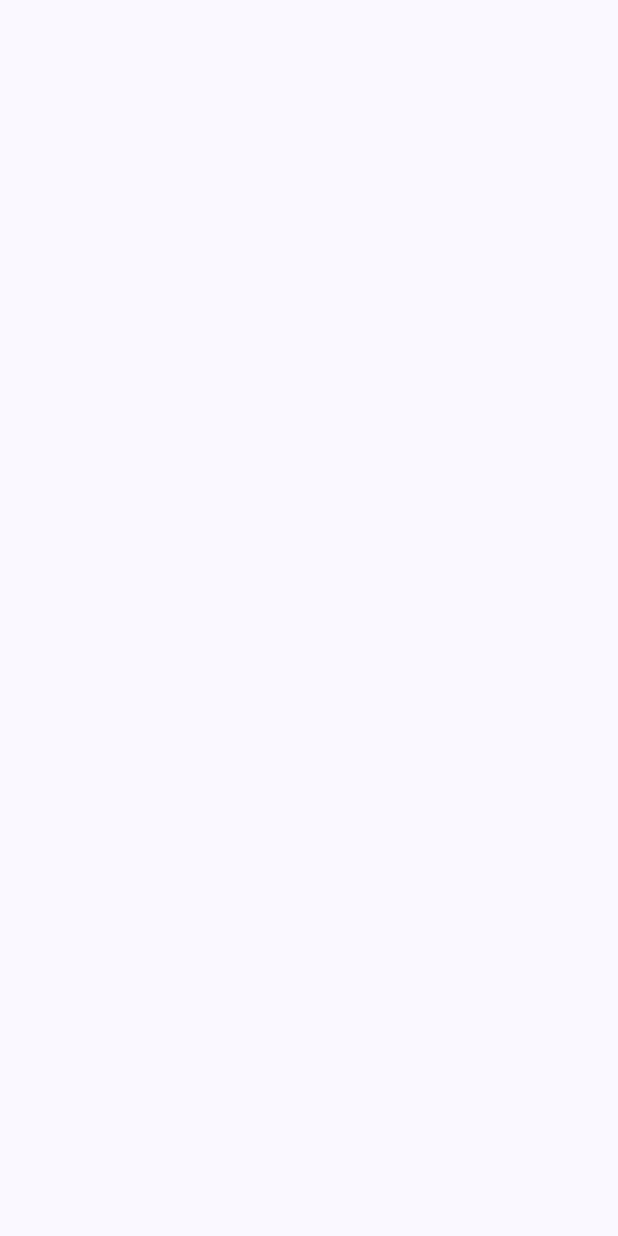
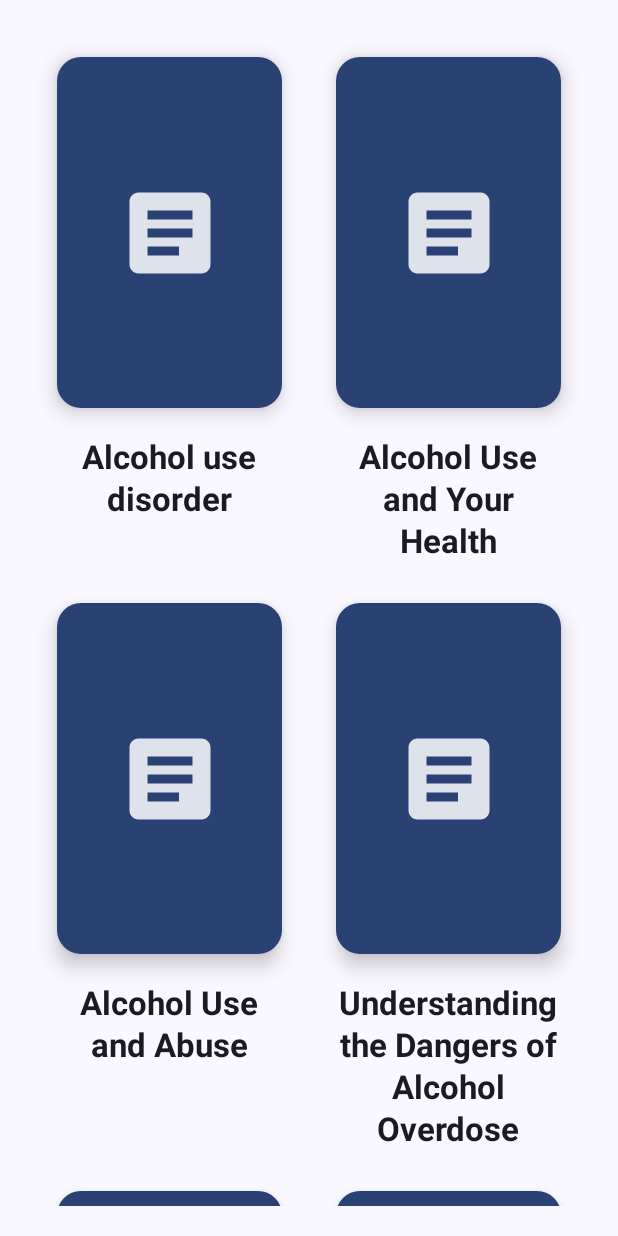
Before and after one commit to alcompilor/aidify, an Android app built with Jetpack Compose: the screen it shows after launch (MainActivity), on a phone screen of 412 x 824 dp. Before the commit the screen is empty. Run offline under Robolectric (Android 15) with nearby library versions, the phone set to English and light mode, and no system bars; 1 statement that could not run was skipped.

Commit message:
Early Commit

```diff
--- a/app/src/main/java/com/example/aidify/Navigator.kt
+++ b/app/src/main/java/com/example/aidify/Navigator.kt
@@ -11,6 +11,8 @@ import androidx.navigation.compose.NavHost
 import androidx.navigation.compose.composable
 import com.example.aidify.models.NavigatorAnimations
 import com.example.aidify.models.Route
+import com.example.aidify.screens.EducationalLibraryScreen
+import com.example.aidify.viewmodels.EducationalLibraryViewModel
 
 @Composable
 fun Navigator(navController: NavHostController, modifier: Modifier = Modifier) {
@@ -18,7 +20,8 @@ fun Navigator(navController: NavHostController, modifier: Modifier = Modifier) {
 
     NavHost(
         navController = navController,
-        startDestination = Route.Welcome.name,
+        startDestination = Route.EducationLibrary.name,
+        //startDestination = Route.Welcome.name,
         modifier = Modifier.then(modifier)
     ) {
         composable(
@@ -46,7 +49,6 @@ fun Navigator(navController: NavHostController, modifier: Modifier = Modifier) {
             popEnterTransition = animations.popEnterTransition,
             popExitTransition = animations.popExitTransition
         ) {
-
         }
 
         composable(
@@ -56,7 +58,6 @@ fun Navigator(navController: NavHostController, modifier: Modifier = Modifier) {
             popEnterTransition = animations.popEnterTransition,
             popExitTransition = animations.popExitTransition
         ) {
-
         }
 
         composable(
@@ -66,7 +67,9 @@ fun Navigator(navController: NavHostController, modifier: Modifier = Modifier) {
             popEnterTransition = animations.popEnterTransition,
             popExitTransition = animations.popExitTransition
         ) {
-
+            //navController.popBackStack()
+            val viewModel = EducationalLibraryViewModel()
+            EducationalLibraryScreen(viewModel)
         }
     }
 }
--- /dev/null
+++ b/app/src/main/java/com/example/aidify/assets/EducationalLibraryData.kt
@@ -0,0 +1,73 @@
+package com.example.aidify.assets
+
+import com.example.aidify.models.EducationalLibraryCard
+import com.example.aidify.models.CardCategory
+import com.example.aidify.models.CardMediaType
+
+object cardsData {
+    val cards = listOf(
+        EducationalLibraryCard(
+            title = "Alcohol use disorder",
+            description = "Alcohol Use Disorder (AUD), describing a pattern of alcohol consumption that leads to significant health and social problems. Symptoms include difficulty controlling alcohol intake, increased tolerance, withdrawal symptoms, and continued drinking despite negative consequences.",
+            link = "https://www.mayoclinic.org/diseases-conditions/alcohol-use-disorder/symptoms-causes/syc-20369243",
+            mediaType = CardMediaType.ARTICLE,
+            category = CardCategory.ALCOHOL
+        ),
+        EducationalLibraryCard(
+            title = "Alcohol Use and Your Health",
+            description = "The Centers for Disease Control and Prevention (CDC) outlines the short- and long-term health effects of excessive drinking. This includes everything from injuries and risky behaviors to chronic diseases like liver cirrhosis and certain cancers.",
+            link = "https://www.cdc.gov/alcohol/about-alcohol-use/index.html",
+            mediaType = CardMediaType.ARTICLE,
+            category = CardCategory.ALCOHOL
+        ),
+        EducationalLibraryCard(
+            title = "Alcohol Use and Abuse",
+            description = "MedlinePlus provides a detailed description of alcohol abuse, covering symptoms, diagnosis, treatment options, and the importance of support groups in recovery.",
+            link = "https://medlineplus.gov/alcoholusedisorderaud.html",
+            mediaType = CardMediaType.ARTICLE,
+            category = CardCategory.ALCOHOL
+        ),
+        EducationalLibraryCard(
+            title = "Understanding the Dangers of Alcohol Overdose",
+            description = "NIH stresses the importance of recognizing overdose symptoms and acting quickly by seeking medical help, while providing tips on how to assist someone in this situation.",
+            link = "https://www.niaaa.nih.gov/publications/brochures-and-fact-sheets/understanding-dangers-of-alcohol-overdose",
+            mediaType = CardMediaType.ARTICLE,
+            category = CardCategory.ALCOHOL
+        ),
+        EducationalLibraryCard(
+            title = "Drug Use and Addiction",
+            description = "MedlinePlus explains the basics of drug use and addiction. Drugs are substances that alter how the body or mind functions and include both legal (prescription, over-the-counter) and illegal substances. Drug use can involve illegal substances or the misuse of legal drugs (e.g., taking larger doses or using them for non-medical purposes).",
+            link = "https://medlineplus.gov/druguseandaddiction.html",
+            mediaType = CardMediaType.ARTICLE,
+            category = CardCategory.SUBSTANCE
+        ),
+        EducationalLibraryCard(
+            title = "How drugs affect your body",
+            description = "outlines how different drugs affect the body in various ways, with both short-term and long-term impacts that can be physical and psychological. The effects depend on factors like body size, health, drug strength, and other drugs taken concurrently.",
+            link = "https://www.betterhealth.vic.gov.au/health/healthyliving/How-drugs-affect-your-body",
+            mediaType = CardMediaType.ARTICLE,
+            category = CardCategory.SUBSTANCE
+        ),
+        EducationalLibraryCard(
+            title = "Drug addiction (substance use disorder)",
+            description = "provides an overview of drug addiction, also known as substance use disorder, describing it as a disease that impacts the brain and behavior, leading to an inability to control the use of drugs, whether legal or illegal. It outlines how addiction can begin with experimental use in social situations or through prescribed medications, particularly opioids.",
+            link = "https://www.mayoclinic.org/diseases-conditions/drug-addiction/symptoms-causes/syc-20365112",
+            mediaType = CardMediaType.ARTICLE,
+            category = CardCategory.SUBSTANCE
+        ),
+        EducationalLibraryCard(
+            title = "Drug Addiction Recovery Through First Hand Experiences",
+            description = "explores the experiences of individuals in different stages of drug addiction recovery, aiming to deepen the understanding of recovery processes beyond conventional treatment settings. Conducted through 30 in-depth qualitative interviews in the Netherlands, the study includes a balanced representation of men and women, with participants classified into three recovery stages.",
+            link = "https://pmc.ncbi.nlm.nih.gov/articles/PMC10426251/",
+            mediaType = CardMediaType.ARTICLE,
+            category = CardCategory.SUBSTANCE
+        ),
+        EducationalLibraryCard(
+            title = "Addiction Educational Videos",
+            description = "",
+            link = "https://www.can.se/nationell-fordjupningskurs-forstarkt-barn-och-foraldraperspektiv-vid-missbruk-och-beroende/utbildningsfilmer/",
+            mediaType = CardMediaType.VIDEO,
+            category = CardCategory.SUBSTANCE
+        )
+    )
+}
--- /dev/null
+++ b/app/src/main/java/com/example/aidify/models/EducationalLibraryCard.kt
@@ -0,0 +1,17 @@
+package com.example.aidify.models
+
+data class EducationalLibraryCard(
+    val title: String,
+    val description: String,
+    val link: String,
+    val mediaType: CardMediaType,
+    val category: CardCategory
+)
+
+enum class CardCategory {
+    ALCOHOL, SUBSTANCE
+}
+
+enum class CardMediaType {
+    ARTICLE, VIDEO
+}
--- /dev/null
+++ b/app/src/main/java/com/example/aidify/screens/EducationalLibraryScreen.kt
@@ -0,0 +1,41 @@
+package com.example.aidify.screens
+
+import androidx.compose.foundation.clickable
+import androidx.compose.foundation.lazy.grid.GridCells
+import androidx.compose.foundation.lazy.grid.LazyVerticalGrid
+import androidx.compose.runtime.Composable
+import androidx.compose.runtime.collectAsState
+import androidx.compose.runtime.getValue
+import androidx.compose.ui.Modifier
+import androidx.compose.ui.unit.dp
+import com.example.aidify.ui.components.LibraryCard
+import com.example.aidify.ui.components.ModalCardDetails
+import com.example.aidify.viewmodels.EducationalLibraryViewModel
+
+@Composable
+fun EducationalLibraryScreen(viewModel: EducationalLibraryViewModel) {
+    val cardList by viewModel.cardList.collectAsState()
+    val isModalOpen by viewModel.isModalOpen.collectAsState()
+    val selectedCard by viewModel.selectedCard.collectAsState()
+
+    if (isModalOpen) {
+        selectedCard?.let { card ->
+            ModalCardDetails(card = card, onClose = { viewModel.closeModal() })
+        }
+    }
+
+    LazyVerticalGrid(
+        columns = GridCells.Adaptive(minSize = 128.dp)
+    ) {
+        items(cardList.size) { card ->
+            LibraryCard(
+                title = cardList[card].title,
+                mediaType = cardList[card].mediaType,
+                category = cardList[card].category,
+                modifier = Modifier.clickable {
+                    viewModel.selectCard(cardList[card])
+                }
+            )
+        }
+    }
+}
--- /dev/null
+++ b/app/src/main/java/com/example/aidify/ui/components/LibraryCard.kt
@@ -0,0 +1,75 @@
+package com.example.aidify.ui.components
+
+import androidx.compose.foundation.background
+import androidx.compose.foundation.clickable
+import androidx.compose.foundation.layout.*
+import androidx.compose.foundation.shape.RoundedCornerShape
+import androidx.compose.material3.Card
+import androidx.compose.material3.CardDefaults
+import androidx.compose.material3.Icon
+import androidx.compose.material3.MaterialTheme
+import androidx.compose.material3.Text
+import androidx.compose.runtime.Composable
+import androidx.compose.ui.Alignment
+import androidx.compose.ui.Modifier
+import androidx.compose.ui.draw.alpha
+import androidx.compose.ui.graphics.Color
+import androidx.compose.ui.graphics.painter.Painter
+import androidx.compose.ui.res.painterResource
+import androidx.compose.ui.text.style.TextAlign
+import androidx.compose.ui.unit.dp
+import com.example.aidify.R
+import com.example.aidify.models.CardMediaType
+
+@Composable
+fun LibraryCard(
+    modifier: Modifier = Modifier,
+    title: String,
+    mediaType: CardMediaType,
+) {
+    Column(
+        horizontalAlignment = Alignment.CenterHorizontally,
+        modifier = Modifier.padding(10.dp),
+    ) {
+        Card(
+            modifier = modifier
+                .size(width = 260.dp, height = 250.dp)
+                .padding(8.dp),
+            elevation = CardDefaults.cardElevation(8.dp),
+            shape = RoundedCornerShape(16.dp)
+        ) {
+            Box(
+                modifier = Modifier
+                    .fillMaxSize()
+                    .background(MaterialTheme.colorScheme.primary),
+                contentAlignment = Alignment.Center
+            ) {
+                Icon(
+                    painter = painterResource(
+                        id = if (mediaType == CardMediaType.ARTICLE)
+                            R.drawable.baseline_article_16
+                        else
+                            R.drawable.baseline_play_circle_16
+                    ),
+                    contentDescription = if (mediaType == CardMediaType.ARTICLE)
+                        "Article Icon"
+                    else
+                        "Play Icon",
+                    tint = MaterialTheme.colorScheme.onSecondary,
+                    modifier = Modifier
+                        .size(72.dp)
+                        .alpha(0.85f)
+                )
+            }
+        }
+
+        Spacer(modifier = Modifier.height(12.dp))
+        Text(
+            text = title,
+            color = MaterialTheme.colorScheme.onSurface,
+            style = MaterialTheme.typography.titleMedium,
+            textAlign = TextAlign.Center,
+            modifier = Modifier.fillMaxWidth().padding(horizontal = 8.dp)
+        )
+    }
+}
--- /dev/null
+++ b/app/src/main/java/com/example/aidify/ui/components/ModalCardDetails.kt
@@ -0,0 +1,38 @@
+package com.example.aidify.ui.components
+
+import androidx.compose.foundation.layout.Column
+import androidx.compose.material3.AlertDialog
+import androidx.compose.material3.Button
+import androidx.compose.material3.MaterialTheme
+import androidx.compose.material3.Text
+import androidx.compose.material3.TextButton
+import androidx.compose.runtime.Composable
+import androidx.compose.ui.platform.LocalUriHandler
+import androidx.compose.ui.res.stringResource
+import com.example.aidify.R
+import com.example.aidify.models.EducationalLibraryCard
+
+@Composable
+fun ModalCardDetails(card: EducationalLibraryCard, onClose: () -> Unit) {
+    val uriHandler = LocalUriHandler.current
+
+    AlertDialog(
+        onDismissRequest = onClose,
+        confirmButton = {
+            TextButton(onClick = onClose) {
+                Text(stringResource(id=R.string.close_btn))
+            }
+        },
+        text = {
+            Column {
+                Text("Title: ${card.title}")
+                Text("Description: ${card.description}")
+                TextButton(onClick = {
+                    uriHandler.openUri(card.link)
+                }) {
+                    Text(stringResource(id = R.string.visit_webpage))
+                }
+            }
+        }
+    )
+}
--- /dev/null
+++ b/app/src/main/java/com/example/aidify/viewmodels/EducationalLibraryViewModel.kt
@@ -0,0 +1,38 @@
+package com.example.aidify.viewmodels
+
+import androidx.compose.runtime.Composable
+import androidx.compose.ui.Modifier
+import androidx.lifecycle.ViewModel
+import com.example.aidify.models.EducationalLibraryCard
+import kotlinx.coroutines.flow.MutableStateFlow
+import kotlinx.coroutines.flow.StateFlow
+import com.example.aidify.assets.cardsData
+import kotlin.math.log
+
+class EducationalLibraryViewModel : ViewModel() {
+    private val _cardList = MutableStateFlow<List<EducationalLibraryCard>>(emptyList())
+    val cardList: StateFlow<List<EducationalLibraryCard>> = _cardList
+
+    private val _selectedCard = MutableStateFlow<EducationalLibraryCard?>(null)
+    val selectedCard: StateFlow<EducationalLibraryCard?> = _selectedCard
+
+    private val _isModalOpen = MutableStateFlow(false)
+    val isModalOpen: StateFlow<Boolean> = _isModalOpen
+
+    init {
+        loadCardsContent()
+    }
+
+    private fun loadCardsContent() {
+        _cardList.value = cardsData.cards
+    }
+
+    fun selectCard(card: EducationalLibraryCard) {
+        _selectedCard.value = card
+        _isModalOpen.value = true
+    }
+
+    fun closeModal() {
+        _isModalOpen.value = false
+    }
+}
--- /dev/null
+++ b/app/src/main/res/drawable/baseline_article_16.xml
@@ -0,0 +1,5 @@
+<vector xmlns:android="http://schemas.android.com/apk/res/android" android:alpha="0.6" android:autoMirrored="true" android:height="16dp" android:tint="#000000" android:viewportHeight="24" android:viewportWidth="24" android:width="16dp">
+
+    <path android:fillColor="@android:color/white" android:pathData="M19,3L5,3c-1.1,0 -2,0.9 -2,2v14c0,1.1 0.9,2 2,2h14c1.1,0 2,-0.9 2,-2L21,5c0,-1.1 -0.9,-2 -2,-2zM14,17L7,17v-2h7v2zM17,13L7,13v-2h10v2zM17,9L7,9L7,7h10v2z"/>
+
+</vector>
--- /dev/null
+++ b/app/src/main/res/drawable/baseline_play_circle_16.xml
@@ -0,0 +1,5 @@
+<vector xmlns:android="http://schemas.android.com/apk/res/android" android:alpha="0.6" android:height="16dp" android:tint="#000000" android:viewportHeight="24" android:viewportWidth="24" android:width="16dp">
+
+    <path android:fillColor="@android:color/white" android:pathData="M12,2C6.48,2 2,6.48 2,12s4.48,10 10,10s10,-4.48 10,-10S17.52,2 12,2zM9.5,16.5v-9l7,4.5L9.5,16.5z"/>
+
+</vector>
--- a/app/src/main/res/values/strings.xml
+++ b/app/src/main/res/values/strings.xml
@@ -1,3 +1,5 @@
 <resources>
     <string name="app_name">Aidify</string>
+    <string name="close_btn">Close</string>
+    <string name="visit_webpage">Visit Page</string>
 </resources>
```
